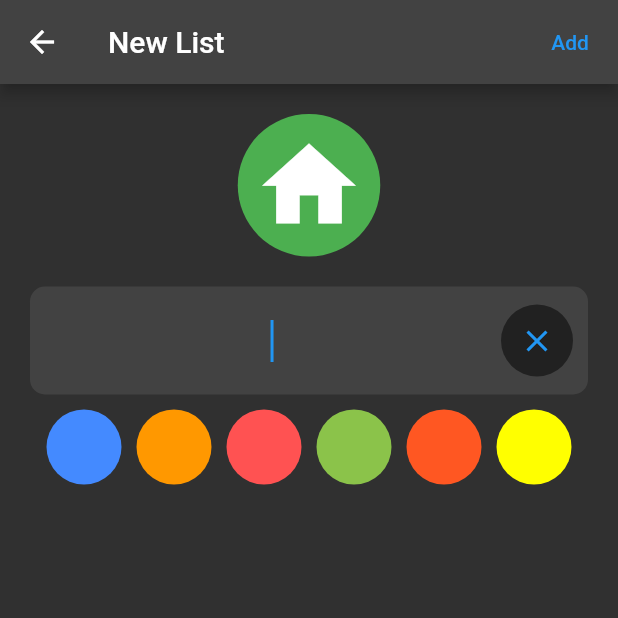
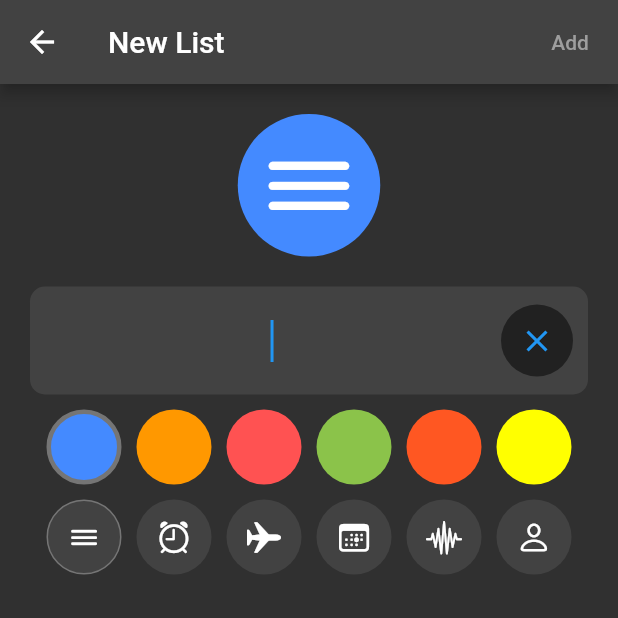
Before and after one commit to rafaelhalder/reminders, a Flutter app: the AddListScreen screen opened by its route, after a tap on "Add", on a phone screen of 412 x 824 dp, the top half of it. Run offline on Flutter 3.47's test engine with Material 2 defaults, Android fonts, the phone set to English and light mode, and no system bars.

Commit message:
create onTap

```diff
--- /dev/null
+++ b/lib/models/common/custom_icon.dart
@@ -0,0 +1,8 @@
+import 'package:flutter/material.dart';
+
+class CustomIcon {
+  String id;
+  IconData icon;
+
+  CustomIcon({required this.id, required this.icon});
+}
--- /dev/null
+++ b/lib/models/common/custom_icon_collection.dart
@@ -0,0 +1,20 @@
+import 'dart:collection';
+import 'package:flutter/cupertino.dart';
+import 'package:reminders/models/common/custom_icon.dart';
+
+class CustomIconCollection {
+  final List<CustomIcon> _icons = [
+    CustomIcon(icon: CupertinoIcons.bars, id: 'bars'),
+    CustomIcon(icon: CupertinoIcons.alarm, id: 'alarm'),
+    CustomIcon(icon: CupertinoIcons.airplane, id: 'airplane'),
+    CustomIcon(icon: CupertinoIcons.calendar_today, id: 'calendar_today'),
+    CustomIcon(icon: CupertinoIcons.waveform_path, id: 'waveform_path'),
+    CustomIcon(icon: CupertinoIcons.person, id: 'person'),
+  ];
+
+  UnmodifiableListView<CustomIcon> get icons => UnmodifiableListView(_icons);
+
+  CustomIcon findIconById(id) {
+    return _icons.firstWhere((customIcon) => customIcon.id == id);
+  }
+}
--- a/lib/screens/home/add_list/add_list_screen.dart
+++ b/lib/screens/home/add_list/add_list_screen.dart
@@ -1,14 +1,34 @@
 import 'package:flutter/material.dart';
+import 'package:reminders/models/common/custom_color.dart';
 import 'package:reminders/models/common/custom_color_collection.dart';
+import 'package:reminders/models/common/custom_icon.dart';
+import 'package:reminders/models/common/custom_icon_collection.dart';
 
 class AddListScreen extends StatefulWidget {
-  const AddListScreen({ Key? key }) : super(key: key);
+  const AddListScreen({Key? key}) : super(key: key);
 
   @override
   State<AddListScreen> createState() => _AddListScreenState();
 }
 
 class _AddListScreenState extends State<AddListScreen> {
+  CustomColor _selectedColor = CustomColorCollection().colors.first;
+  CustomIcon _selectedIcon = CustomIconCollection().icons.first;
+
+  TextEditingController textController = TextEditingController();
+
+  String listName = "";
+
+  @override
+  void initState() {
+    super.initState();
+    textController.addListener(() {
+      setState(() {
+        listName = textController.text;
+      });
+    });
+  }
+
   @override
   Widget build(BuildContext context) {
     return Scaffold(
@@ -16,7 +36,16 @@ class _AddListScreenState extends State<AddListScreen> {
           title: const Text('New List'),
           actions: [
             TextButton(
-            onPressed: () {}, child: Text('Add'),
+              onPressed: () {
+                print(textController.selection);
+                if (textController.text.isNotEmpty) {
+                  print('add to database');
+                } else {
+                  print('please include text');
+                }
+              },
+              child: Text('Add', style: TextStyle(
+                color: listName.isNotEmpty ? Colors.blueAccent : Colors.grey)),
             )
           ],
         ),
@@ -26,54 +55,90 @@ class _AddListScreenState extends State<AddListScreen> {
             crossAxisAlignment: CrossAxisAlignment.stretch,
             children: [
               Container(
-              padding: EdgeInsets.all(10),
-              decoration: BoxDecoration(shape: BoxShape.circle,
-               color: Colors.green),
-              child: Icon(Icons.home, size: 75),
+                padding: const EdgeInsets.all(10),
+                decoration: BoxDecoration(
+                    shape: BoxShape.circle, color: _selectedColor.color),
+                child: Icon(_selectedIcon.icon, size: 75),
               ),
-            SizedBox(
-              height:20
-            ),
+              const SizedBox(height: 20),
               Container(
                 padding: const EdgeInsets.all(10),
-              decoration: BoxDecoration(color: Theme.of(context).cardColor,
+                decoration: BoxDecoration(
+                    color: Theme.of(context).cardColor,
                     borderRadius: BorderRadius.circular(10)),
                 child: TextField(
+                    controller: textController,
                     autofocus: true,
                     textAlign: TextAlign.center,
                     style: Theme.of(context).textTheme.headline5,
                     decoration: InputDecoration(
                       border: InputBorder.none,
                       suffixIcon: Container(
-                    decoration:BoxDecoration(
+                          decoration: BoxDecoration(
                               shape: BoxShape.circle,
-                      color: Theme.of(context).primaryColor
+                              color: Theme.of(context).primaryColor),
+                          child: const Icon(Icons.clear)),
+                    )),
               ),
-                    child: Icon(Icons.clear)),
-                )
+              const SizedBox(height: 10),
+              Wrap(
+                alignment: WrapAlignment.center,
+                spacing: 10,
+                runSpacing: 10,
+                children: [
+                  for (final customColor in CustomColorCollection().colors)
+                    GestureDetector(
+                      onTap: () {
+                        setState(() {
+                          _selectedColor = customColor;
+                        });
+                      },
+                      child: Container(
+                        height: 50,
+                        width: 50,
+                        decoration: BoxDecoration(
+                          border: _selectedColor.id == customColor.id
+                              ? Border.all(color: Colors.grey[600]!, width: 3)
+                              : null,
+                          color: customColor.color,
+                          shape: BoxShape.circle,
                         ),
                       ),
-            SizedBox(
-              height:10
+                    )
+                ],
+              ),
+              const SizedBox(
+                height: 10,
               ),
               Wrap(
                 alignment: WrapAlignment.center,
                 spacing: 10,
                 runSpacing: 10,
                 children: [
-                for(final customColorssss in CustomColorCollection().colors)
-                Container(
+                  for (final customIcon in CustomIconCollection().icons)
+                    GestureDetector(
+                      onTap: () {
+                        setState(() {
+                          _selectedIcon = customIcon;
+                        });
+                      },
+                      child: Container(
                         height: 50,
                         width: 50,
                         decoration: BoxDecoration(
-                    color: customColorssss.color, shape: BoxShape.circle,
+                          border: _selectedIcon.id == customIcon.id
+                              ? Border.all(color: Colors.grey[600]!)
+                              : null,
+                          color: Theme.of(context).cardColor,
+                          shape: BoxShape.circle,
+                        ),
+                        child: Icon(customIcon.icon),
                       ),
                     )
                 ],
               )
             ],
           ),
-      )
-    );
+        ));
   }
 }
```
Lines whose indentation alone changed are shown as unchanged.
